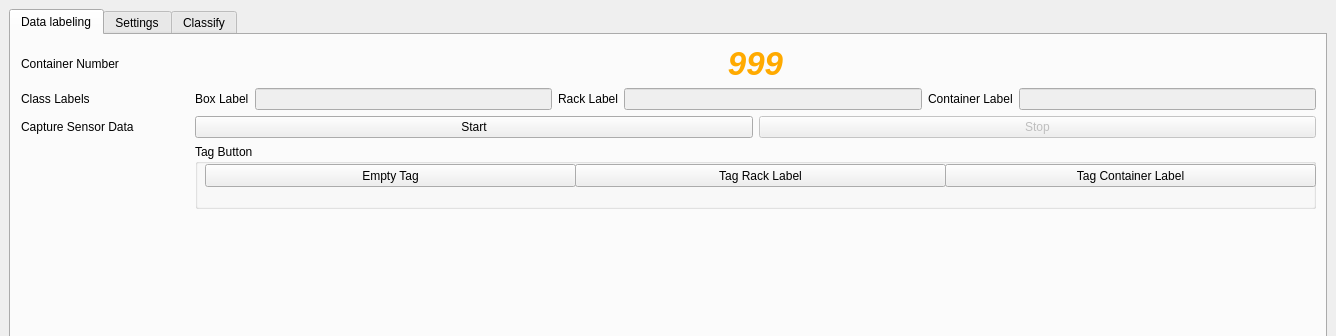
Old version of the form MLDataLabeler/mlDataLabeler_rack_container_box.ui in the repository herleraja/WiCoSens; both pictures show x 0 to 1336 and y 0 to 336 of the 1336 by 719 pixel window.
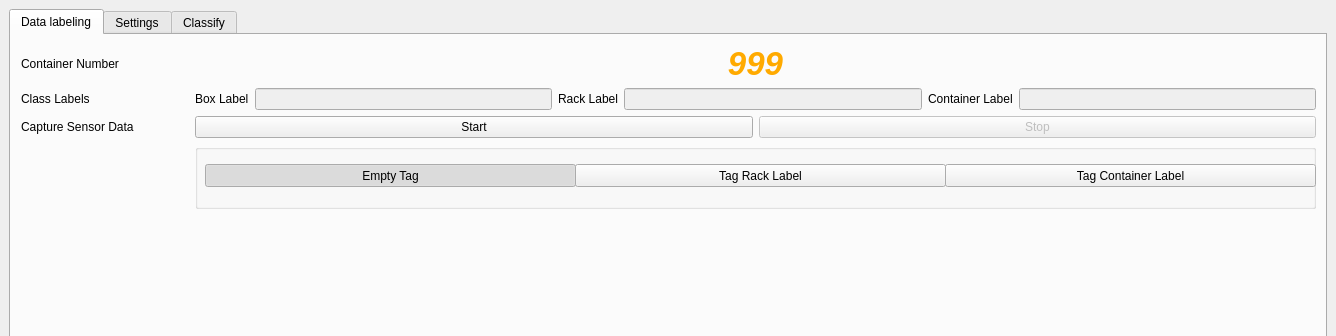
New version of the form. Icons and pictures are not drawn.

Commit message: rack and container color concept

Patch:
```diff
--- a/MLDataLabeler/mlDataLabeler_rack_container_box.ui
+++ b/MLDataLabeler/mlDataLabeler_rack_container_box.ui
@@ -661,7 +661,7 @@
          <item row="4" column="1">
           <widget class="QGroupBox" name="tagButtonGroupBox">
            <property name="title">
-            <string>Tag Button</string>
+            <string/>
            </property>
            <widget class="QPushButton" name="emptyTagPushButton">
             <property name="geometry">
@@ -679,7 +679,7 @@
              <bool>true</bool>
             </property>
             <property name="checked">
-             <bool>false</bool>
+             <bool>true</bool>
             </property>
             <property name="autoExclusive">
              <bool>true</bool>
```
The commit also changes 2 other files.
